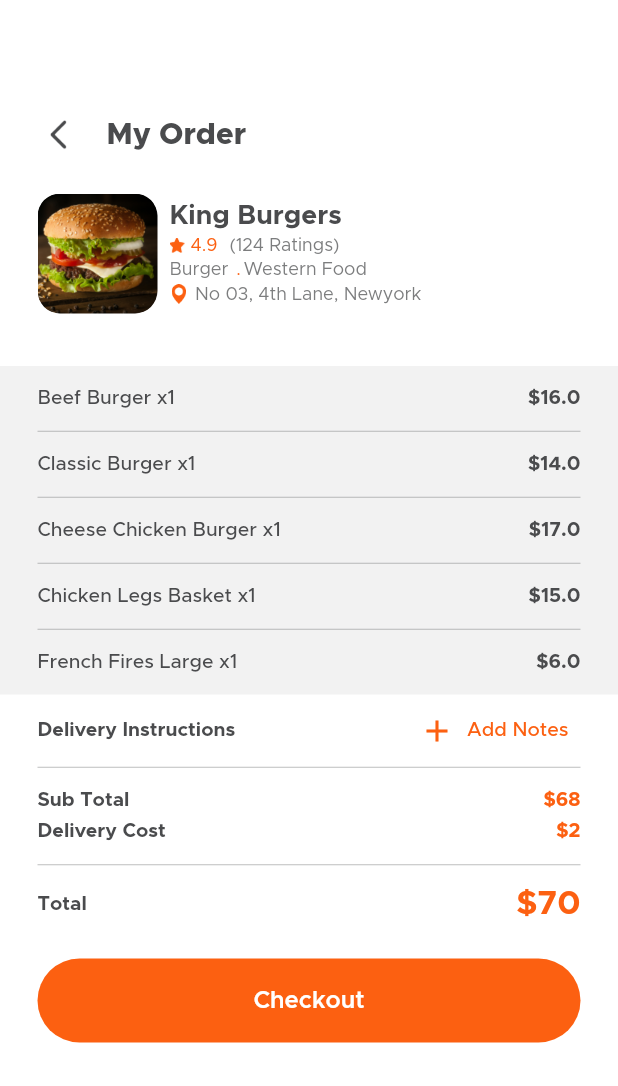
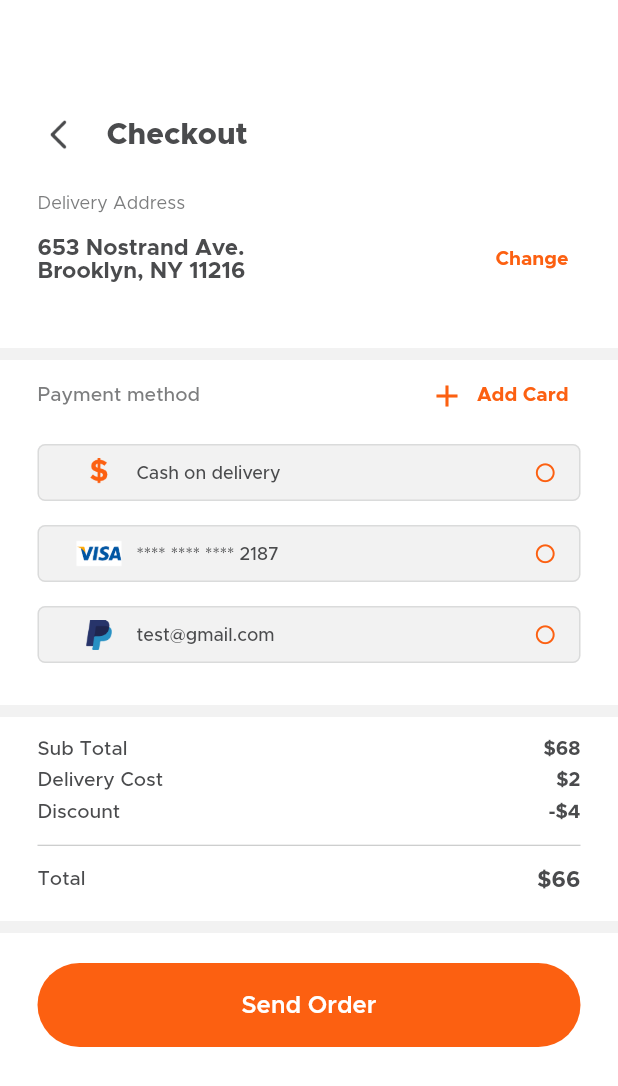
Before and after one commit to codeforany/food_delivery_meal, a Flutter app: the MyOrderView screen opened directly, after a tap on "Checkout", on a phone screen of 412 x 824 dp. Shown: the top 1086 px of the screen. Run offline on Flutter 3.47's test engine with Material 2 defaults, Android fonts, the phone set to English and light mode, and no system bars; our stand-ins replace flutter_rating_bar, google_maps_flutter, image_picker; missing offline and left inert: custom_map_markers, otp_pin_field.

Commit message:
Checkout UI & Change Address UI with Google Map

```diff
--- /dev/null
+++ b/lib/view/more/change_address_view.dart
@@ -0,0 +1,141 @@
+import 'package:custom_map_markers/custom_map_markers.dart';
+import 'package:flutter/foundation.dart';
+import 'package:flutter/gestures.dart';
+import 'package:flutter/material.dart';
+import 'package:google_maps_flutter/google_maps_flutter.dart';
+
+import '../../common/color_extension.dart';
+import '../../common_widget/round_textfield.dart';
+
+class ChangeAddressView extends StatefulWidget {
+  const ChangeAddressView({super.key});
+
+  @override
+  State<ChangeAddressView> createState() => _ChangeAddressViewState();
+}
+
+class _ChangeAddressViewState extends State<ChangeAddressView> {
+  GoogleMapController? _controller;
+
+  final locations = const [
+    LatLng(37.42796133580664, -122.085749655962),
+  ];
+
+  late List<MarkerData> _customMarkers;
+
+  static const CameraPosition _kLake = CameraPosition(
+      bearing: 192.8334901395799,
+      target: LatLng(37.42796133580664, -122.085749655962),
+      // tilt: 59.440717697143555,
+      zoom: 14.151926040649414);
+
+  @override
+  void initState() {
+    super.initState();
+    _customMarkers = [
+      MarkerData(
+          marker:
+              Marker(markerId: const MarkerId('id-1'), position: locations[0]),
+          child: _customMarker('Everywhere\nis a Widgets', Colors.blue)),
+    ];
+  }
+
+  _customMarker(String symbol, Color color) {
+    return SizedBox(
+      width: 100,
+      child: Column(
+        children: [
+          Image.asset(
+            'assets/img/map_pin.png',
+            width: 35,
+            fit: BoxFit.contain,
+          )
+        ],
+      ),
+    );
+  }
+
+  @override
+  Widget build(BuildContext context) {
+    return Scaffold(
+      appBar: AppBar(
+        backgroundColor: TColor.white,
+        leading: IconButton(
+          onPressed: () {
+            Navigator.pop(context);
+          },
+          icon: Image.asset("assets/img/btn_back.png", width: 20, height: 20),
+        ),
+        centerTitle: false,
+        title: Text(
+          "Change Address",
+          style: TextStyle(
+              color: TColor.primaryText,
+              fontSize: 20,
+              fontWeight: FontWeight.w800),
+        ),
+      ),
+      body: CustomGoogleMapMarkerBuilder(
+        //screenshotDelay: const Duration(seconds: 4),
+        customMarkers: _customMarkers,
+        builder: (BuildContext context, Set<Marker>? markers) {
+          if (markers == null) {
+            return const Center(child: CircularProgressIndicator());
+          }
+          return GoogleMap(
+            mapType: MapType.normal,
+            initialCameraPosition: _kLake,
+            compassEnabled: false,
+            gestureRecognizers: Set()
+              ..add(Factory<PanGestureRecognizer>(
+                () => PanGestureRecognizer(),
+              )),
+            markers: markers,
+            onMapCreated: (GoogleMapController controller) {
+              _controller = controller;
+            },
+          );
+        },
+      ),
+      bottomNavigationBar: BottomAppBar(
+          child: SafeArea(
+              child: Column(
+                mainAxisSize: MainAxisSize.min,
+        children: [
+          Padding(
+            padding: const EdgeInsets.symmetric( vertical: 15 , horizontal: 25),
+            child: RoundTextfield(
+              hintText: "Search Address",
+              left: Icon(Icons.search, color: TColor.primaryText),
+            ),
+          ),
+
+          Padding(
+            padding: const EdgeInsets.symmetric( horizontal: 25),
+            child: Row(children: [
+
+              Image.asset('assets/img/fav_icon.png', width: 35, height: 35 ),
+
+              const SizedBox(width: 8,),
+
+              Expanded(
+                child: Text(
+                  "Choose a saved place",
+                  style: TextStyle(
+                      color: TColor.primaryText,
+                      fontSize: 14,
+                      fontWeight: FontWeight.w600),
+                ),
+              ),
+
+              Image.asset('assets/img/btn_next.png', width: 15, height: 15, color: TColor.primaryText, )
+
+            ]),
+          ),
+
+
+        ],
+      ))),
+    );
+  }
+}
--- /dev/null
+++ b/lib/view/more/checkout_view.dart
@@ -0,0 +1,329 @@
+import 'package:flutter/material.dart';
+import 'package:food_delivery/common/color_extension.dart';
+import 'package:food_delivery/common_widget/round_button.dart';
+
+import 'change_address_view.dart';
+
+class CheckoutView extends StatefulWidget {
+  const CheckoutView({super.key});
+
+  @override
+  State<CheckoutView> createState() => _CheckoutViewState();
+}
+
+class _CheckoutViewState extends State<CheckoutView> {
+  List paymentArr = [
+    {"name": "Cash on delivery", "icon": "assets/img/cash.png"},
+    {"name": "**** **** **** 2187", "icon": "assets/img/visa_icon.png"},
+    {"name": "test@gmail.com", "icon": "assets/img/paypal.png"},
+  ];
+
+  int selectMethod = -1;
+
+  @override
+  Widget build(BuildContext context) {
+    return Scaffold(
+      backgroundColor: TColor.white,
+      body: SingleChildScrollView(
+        child: Padding(
+          padding: const EdgeInsets.symmetric(vertical: 20),
+          child: Column(
+            crossAxisAlignment: CrossAxisAlignment.start,
+            children: [
+              const SizedBox(
+                height: 46,
+              ),
+              Padding(
+                padding: const EdgeInsets.symmetric(horizontal: 15),
+                child: Row(
+                  children: [
+                    IconButton(
+                      onPressed: () {
+                        Navigator.pop(context);
+                      },
+                      icon: Image.asset("assets/img/btn_back.png",
+                          width: 20, height: 20),
+                    ),
+                    const SizedBox(
+                      width: 8,
+                    ),
+                    Expanded(
+                      child: Text(
+                        "Checkout",
+                        style: TextStyle(
+                            color: TColor.primaryText,
+                            fontSize: 20,
+                            fontWeight: FontWeight.w800),
+                      ),
+                    ),
+                  ],
+                ),
+              ),
+              Padding(
+                padding:
+                    const EdgeInsets.symmetric(vertical: 15, horizontal: 25),
+                child: Column(
+                  crossAxisAlignment: CrossAxisAlignment.start,
+                  children: [
+                    Text(
+                      "Delivery Address",
+                      textAlign: TextAlign.center,
+                      style:
+                          TextStyle(color: TColor.secondaryText, fontSize: 12),
+                    ),
+                    const SizedBox(
+                      height: 8,
+                    ),
+                    Row(
+                      mainAxisAlignment: MainAxisAlignment.start,
+                      children: [
+                        Expanded(
+                          child: Text(
+                            "653 Nostrand Ave.\nBrooklyn, NY 11216",
+                            style: TextStyle(
+                                color: TColor.primaryText,
+                                fontSize: 15,
+                                fontWeight: FontWeight.w700),
+                          ),
+                        ),
+                        const SizedBox(
+                          width: 4,
+                        ),
+                        TextButton(
+                          onPressed: () {
+                            Navigator.push(context, MaterialPageRoute(builder: (context) => const  ChangeAddressView() ), );
+                          },
+                          child: Text(
+                            "Change",
+                            textAlign: TextAlign.center,
+                            style: TextStyle(
+                                color: TColor.primary,
+                                fontSize: 13,
+                                fontWeight: FontWeight.w700),
+                          ),
+                        )
+                      ],
+                    ),
+                  ],
+                ),
+              ),
+              const SizedBox(
+                height: 20,
+              ),
+              Container(
+                decoration: BoxDecoration(color: TColor.textfield),
+                height: 8,
+              ),
+              Padding(
+                padding: const EdgeInsets.symmetric(horizontal: 25),
+                child: Column(
+                  crossAxisAlignment: CrossAxisAlignment.start,
+                  children: [
+                    Row(
+                      mainAxisAlignment: MainAxisAlignment.spaceBetween,
+                      children: [
+                        Text(
+                          "Payment method",
+                          textAlign: TextAlign.center,
+                          style: TextStyle(
+                              color: TColor.secondaryText,
+                              fontSize: 13,
+                              fontWeight: FontWeight.w500),
+                        ),
+                        TextButton.icon(
+                          onPressed: () {},
+                          icon: Icon(Icons.add, color: TColor.primary),
+                          label: Text(
+                            "Add Card",
+                            style: TextStyle(
+                                color: TColor.primary,
+                                fontSize: 13,
+                                fontWeight: FontWeight.w700),
+                          ),
+                        )
+                      ],
+                    ),
+                    ListView.builder(
+                        physics: const NeverScrollableScrollPhysics(),
+                        padding: EdgeInsets.zero,
+                        shrinkWrap: true,
+                        itemCount: paymentArr.length,
+                        itemBuilder: (context, index) {
+                          var pObj = paymentArr[index] as Map? ?? {};
+                          return Container(
+                            margin: const EdgeInsets.symmetric(vertical: 8.0),
+                            padding: const EdgeInsets.symmetric(
+                                vertical: 8.0, horizontal: 15.0),
+                            decoration: BoxDecoration(
+                                color: TColor.textfield,
+                                borderRadius: BorderRadius.circular(5),
+                                border: Border.all(
+                                    color:
+                                        TColor.secondaryText.withOpacity(0.2))),
+                            child: Row(
+                              children: [
+                                Image.asset(pObj["icon"].toString(),
+                                    width: 50, height: 20, fit: BoxFit.contain),
+                                // const SizedBox(width: 8),
+                                Expanded(
+                                  child: Text(
+                                    pObj["name"],
+                                    style: TextStyle(
+                                        color: TColor.primaryText,
+                                        fontSize: 12,
+                                        fontWeight: FontWeight.w500),
+                                  ),
+                                ),
+
+                                InkWell(
+                                  onTap: () {
+                                    setState(() {
+                                      selectMethod = index;
+                                    });
+                                  },
+                                  child: Icon(
+                                      selectMethod == index
+                                          ? Icons.radio_button_on
+                                          : Icons.radio_button_off,
+                                      color: TColor.primary, size: 15, ),
+                                )
+                              ],
+                            ),
+                          );
+                        })
+                  ],
+                ),
+              ),
+              const SizedBox(
+                height: 20,
+              ),
+              Container(
+                decoration: BoxDecoration(color: TColor.textfield),
+                height: 8,
+              ),
+              Padding(
+                padding: const EdgeInsets.symmetric(horizontal: 25),
+                child: Column(
+                  crossAxisAlignment: CrossAxisAlignment.start,
+                  children: [
+                    const SizedBox(
+                      height: 15,
+                    ),
+                    Row(
+                      mainAxisAlignment: MainAxisAlignment.spaceBetween,
+                      children: [
+                        Text(
+                          "Sub Total",
+                          textAlign: TextAlign.center,
+                          style: TextStyle(
+                              color: TColor.primaryText,
+                              fontSize: 13,
+                              fontWeight: FontWeight.w500),
+                        ),
+                        Text(
+                          "\$68",
+                          style: TextStyle(
+                              color: TColor.primaryText,
+                              fontSize: 13,
+                              fontWeight: FontWeight.w700),
+                        )
+                      ],
+                    ),
+                    const SizedBox(
+                      height: 8,
+                    ),
+                    Row(
+                      mainAxisAlignment: MainAxisAlignment.spaceBetween,
+                      children: [
+                        Text(
+                          "Delivery Cost",
+                          textAlign: TextAlign.center,
+                          style: TextStyle(
+                              color: TColor.primaryText,
+                              fontSize: 13,
+                              fontWeight: FontWeight.w500),
+                        ),
+                        Text(
+                          "\$2",
+                          style: TextStyle(
+                              color: TColor.primaryText,
+                              fontSize: 13,
+                              fontWeight: FontWeight.w700),
+                        )
+                      ],
+                    ),
+                    const SizedBox(
+                      height: 8,
+                    ),
+                    Row(
+                      mainAxisAlignment: MainAxisAlignment.spaceBetween,
+                      children: [
+                        Text(
+                          "Discount",
+                          textAlign: TextAlign.center,
+                          style: TextStyle(
+                              color: TColor.primaryText,
+                              fontSize: 13,
+                              fontWeight: FontWeight.w500),
+                        ),
+                        Text(
+                          "-\$4",
+                          style: TextStyle(
+                              color: TColor.primaryText,
+                              fontSize: 13,
+                              fontWeight: FontWeight.w700),
+                        )
+                      ],
+                    ),
+                    const SizedBox(
+                      height: 15,
+                    ),
+                    Divider(
+                      color: TColor.secondaryText.withOpacity(0.5),
+                      height: 1,
+                    ),
+                    const SizedBox(
+                      height: 15,
+                    ),
+                    Row(
+                      mainAxisAlignment: MainAxisAlignment.spaceBetween,
+                      children: [
+                        Text(
+                          "Total",
+                          textAlign: TextAlign.center,
+                          style: TextStyle(
+                              color: TColor.primaryText,
+                              fontSize: 13,
+                              fontWeight: FontWeight.w500),
+                        ),
+                        Text(
+                          "\$66",
+                          style: TextStyle(
+                              color: TColor.primaryText,
+                              fontSize: 15,
+                              fontWeight: FontWeight.w700),
+                        )
+                      ],
+                    ),
+                  ],
+                ),
+              ),
+              const SizedBox(
+                height: 20,
+              ),
+              Container(
+                decoration: BoxDecoration(color: TColor.textfield),
+                height: 8,
+              ),
+              Padding(
+                padding:
+                    const EdgeInsets.symmetric(vertical: 20, horizontal: 25),
+                child: RoundButton(title: "Send Order", onPressed: () {}),
+              ),
+            ],
+          ),
+        ),
+      ),
+    );
+  }
+}
--- a/lib/view/more/my_order_view.dart
+++ b/lib/view/more/my_order_view.dart
@@ -1,6 +1,8 @@
 import 'package:flutter/material.dart';
 import 'package:food_delivery/common/color_extension.dart';
 import 'package:food_delivery/common_widget/round_button.dart';
+
+import 'checkout_view.dart';
 
 class MyOrderView extends StatefulWidget {
   const MyOrderView({super.key});
@@ -58,7 +60,8 @@ class _MyOrderViewState extends State<MyOrderView> {
                 ),
               ),
               Padding(
-                padding: const EdgeInsets.symmetric(vertical: 15 ,horizontal: 25),
+                padding:
+                    const EdgeInsets.symmetric(vertical: 15, horizontal: 25),
                 child: Row(
                   children: [
                     ClipRRect(
@@ -279,7 +282,6 @@ class _MyOrderViewState extends State<MyOrderView> {
                         )
                       ],
                     ),
-
                     const SizedBox(
                       height: 8,
                     ),
@@ -303,20 +305,16 @@ class _MyOrderViewState extends State<MyOrderView> {
                         )
                       ],
                     ),
-
                     const SizedBox(
                       height: 15,
                     ),
-
-                     Divider(
+                    Divider(
                       color: TColor.secondaryText.withOpacity(0.5),
                       height: 1,
                     ),
-
-                     const SizedBox(
+                    const SizedBox(
                       height: 15,
                     ),
-
                     Row(
                       mainAxisAlignment: MainAxisAlignment.spaceBetween,
                       children: [
@@ -340,15 +338,19 @@ class _MyOrderViewState extends State<MyOrderView> {
                     const SizedBox(
                       height: 25,
                     ),
-
-                    RoundButton(title: "Checkout", onPressed: (){
-
-                    }),
-
+                    RoundButton(
+                        title: "Checkout",
+                        onPressed: () {
+                          Navigator.push(
+                            context,
+                            MaterialPageRoute(
+                              builder: (context) => const CheckoutView(),
+                            ),
+                          );
+                        }),
                     const SizedBox(
                       height: 20,
                     ),
-
                   ],
                 ),
               ),
--- a/pubspec.yaml
+++ b/pubspec.yaml
@@ -38,6 +38,8 @@ dependencies:
   otp_pin_field: ^1.2.0+2
   flutter_rating_bar: ^4.0.1
   image_picker: ^0.8.9
+  google_maps_flutter: ^2.3.1
+  custom_map_markers: ^0.0.2+1
 
 dev_dependencies:
   flutter_test:
```
Also changed, not shown: assets/img/cash.png (added), assets/img/fav_icon.png (added), assets/img/map_pin.png (added), assets/img/paypal.png (added), pubspec.lock, 4 other files.
